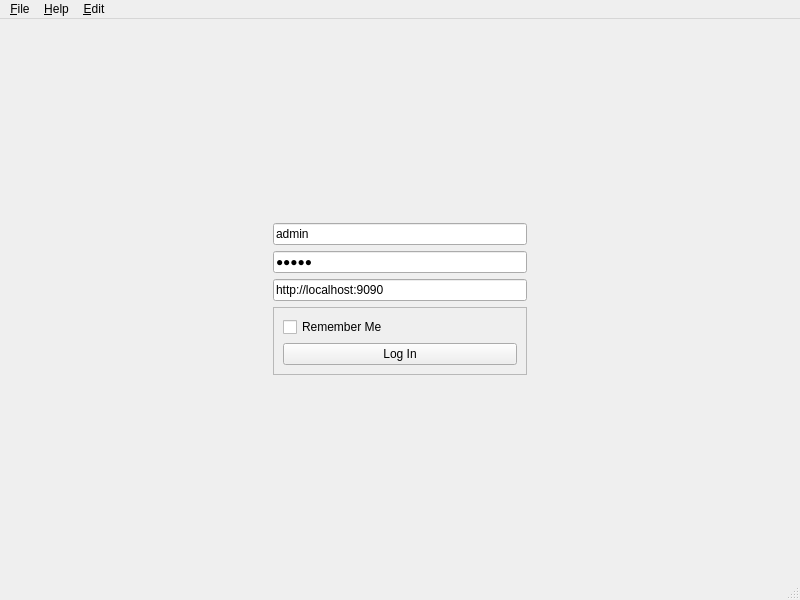
The window that app/Client/MainWindow/forms/main.ui (deskos-xp/MyMoneyMaker) describes before a commit, drawn with Qt 5.
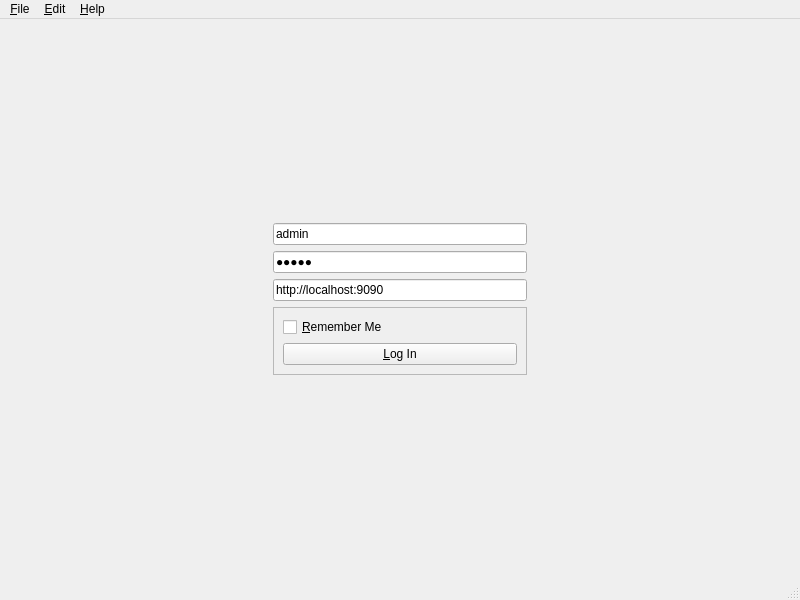
The same window after the commit.

```diff
--- a/app/Client/MainWindow/forms/main.ui
+++ b/app/Client/MainWindow/forms/main.ui
@@ -124,14 +124,14 @@
              <item row="1" column="0">
               <widget class="QCheckBox" name="rememberMe">
                <property name="text">
-                <string>Remember Me</string>
+                <string>&amp;Remember Me</string>
                </property>
               </widget>
              </item>
              <item row="2" column="0">
               <widget class="QPushButton" name="loggin_btn">
                <property name="text">
-                <string>Log In</string>
+                <string>&amp;Log In</string>
                </property>
               </widget>
              </item>
@@ -204,7 +204,7 @@
      <x>0</x>
      <y>0</y>
      <width>800</width>
-     <height>30</height>
+     <height>32</height>
     </rect>
    </property>
    <widget class="QMenu" name="menu_File">
@@ -227,8 +227,8 @@
     <addaction name="action_Server_Settings"/>
    </widget>
    <addaction name="menu_File"/>
-   <addaction name="menu_Help"/>
    <addaction name="menuEdit"/>
+   <addaction name="menu_Help"/>
   </widget>
   <widget class="QStatusBar" name="statusbar"/>
   <action name="actionExit">
```
Left out of the diff: 6 changed lines with no effect on the pictures.
